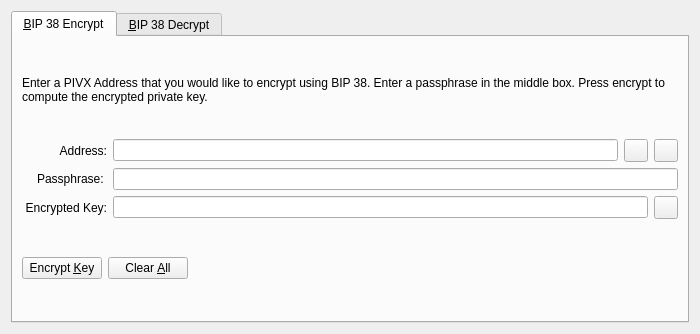
The window that src/qt/forms/bip38tooldialog.ui (phoenixkonsole/transcendence) describes before a commit, drawn with Qt 5.
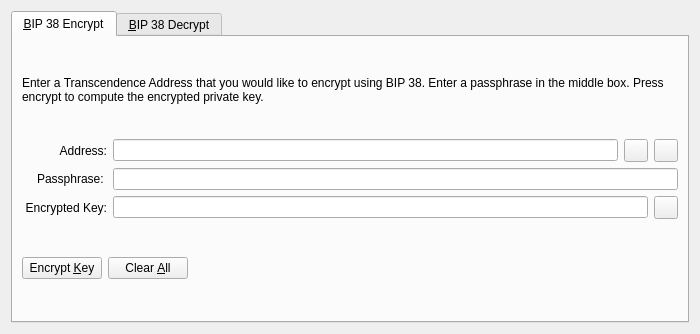
The same window after the commit. The open tabs and pages were chosen to show the change. Icons and pictures are not drawn. Custom widgets are drawn as their Qt base class.

The edit to the form file:
```diff
--- a/src/qt/forms/bip38tooldialog.ui
+++ b/src/qt/forms/bip38tooldialog.ui
@@ -30,7 +30,7 @@
        <item>
         <widget class="QLabel" name="infoLabel_ENC">
          <property name="text">
-          <string>Enter a PIVX Address that you would like to encrypt using BIP 38. Enter a passphrase in the middle box. Press encrypt to compute the encrypted private key.</string>
+          <string>Enter a Transcendence Address that you would like to encrypt using BIP 38. Enter a passphrase in the middle box. Press encrypt to compute the encrypted private key.</string>
          </property>
          <property name="textFormat">
           <enum>Qt::PlainText</enum>
```
